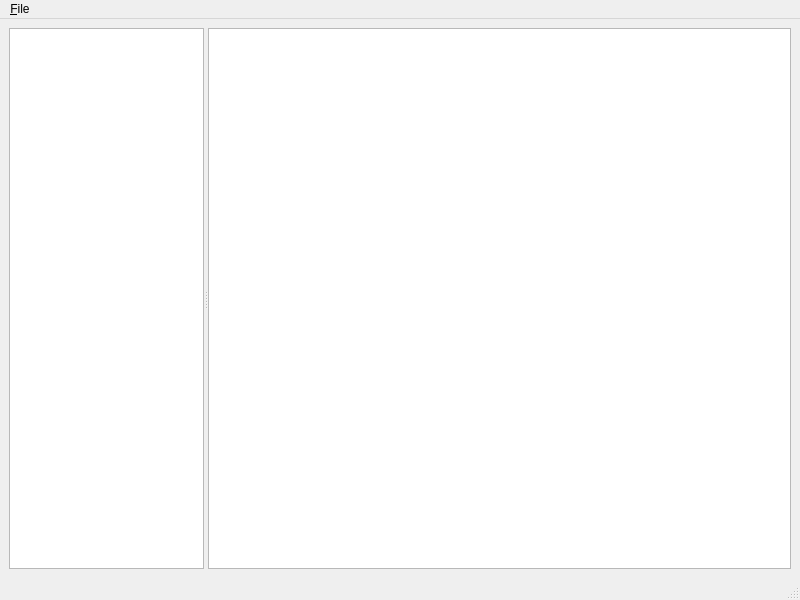
Old version of the form anymeal/main_window.ui in the repository wedesoft/anymeal.
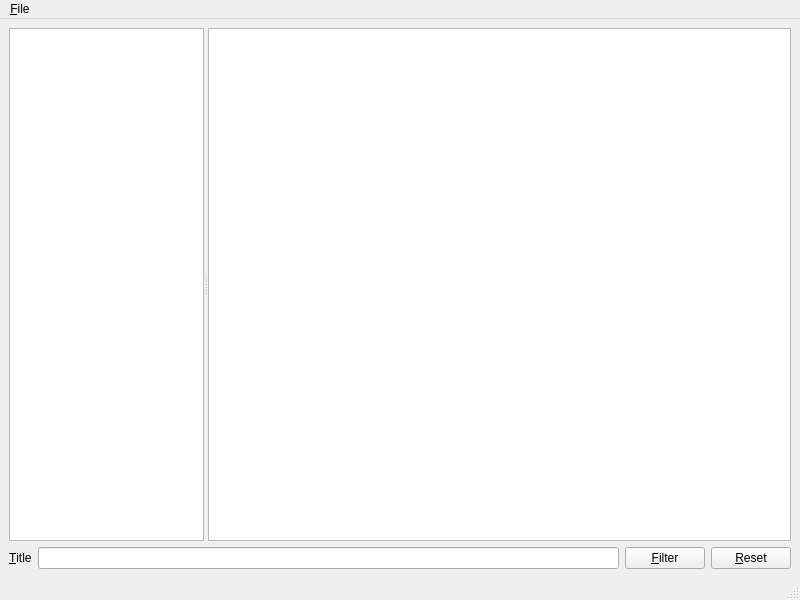
New version of the form.

Commit message: Reset recipe selection

What changed in the file:
```diff
--- a/anymeal/main_window.ui
+++ b/anymeal/main_window.ui
@@ -24,7 +24,7 @@
        <property name="sizePolicy">
         <sizepolicy hsizetype="Expanding" vsizetype="Expanding">
          <horstretch>1</horstretch>
-         <verstretch>0</verstretch>
+         <verstretch>1</verstretch>
         </sizepolicy>
        </property>
       </widget>
@@ -32,12 +32,43 @@
        <property name="sizePolicy">
         <sizepolicy hsizetype="Expanding" vsizetype="Expanding">
          <horstretch>3</horstretch>
-         <verstretch>0</verstretch>
+         <verstretch>1</verstretch>
         </sizepolicy>
        </property>
       </widget>
      </widget>
     </item>
+    <item>
+     <layout class="QHBoxLayout" name="horizontalLayout">
+      <item>
+       <widget class="QLabel" name="title_label">
+        <property name="text">
+         <string>&amp;Title</string>
+        </property>
+        <property name="buddy">
+         <cstring>title_edit</cstring>
+        </property>
+       </widget>
+      </item>
+      <item>
+       <widget class="QLineEdit" name="title_edit"/>
+      </item>
+      <item>
+       <widget class="QPushButton" name="filter_button">
+        <property name="text">
+         <string>&amp;Filter</string>
+        </property>
+       </widget>
+      </item>
+      <item>
+       <widget class="QPushButton" name="reset_button">
+        <property name="text">
+         <string>&amp;Reset</string>
+        </property>
+       </widget>
+      </item>
+     </layout>
+    </item>
    </layout>
   </widget>
   <widget class="QMenuBar" name="menubar">
```
The commit also changes 4 other files.
